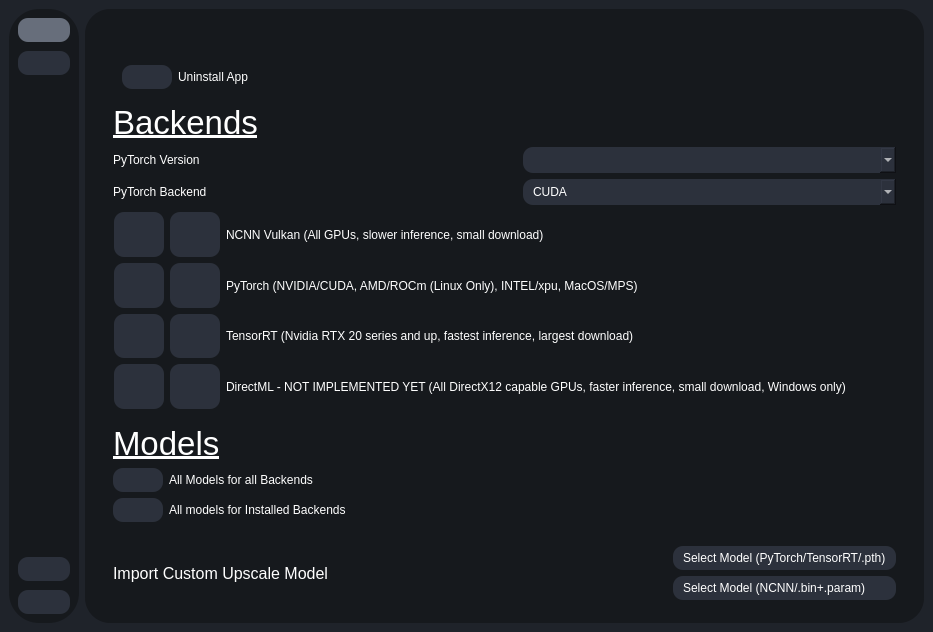
First picture: the form in testRVEInterface.ui, repository gokulmc/enhance_crop, before the edit.
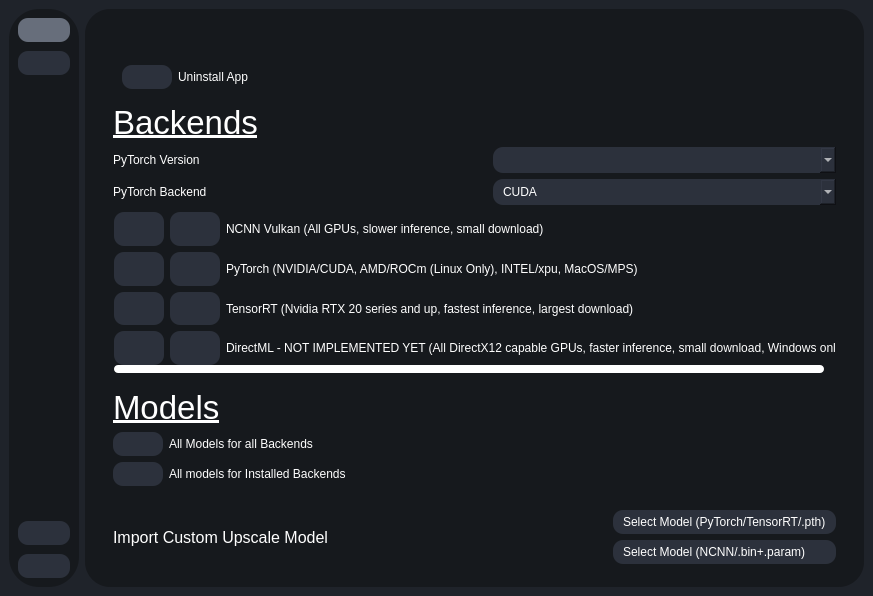
Second picture: the form after the edit. Icons and pictures are not drawn.

Patch:
```diff
--- a/testRVEInterface.ui
+++ b/testRVEInterface.ui
@@ -6,8 +6,8 @@
    <rect>
     <x>0</x>
     <y>0</y>
-    <width>933</width>
-    <height>632</height>
+    <width>0</width>
+    <height>0</height>
    </rect>
   </property>
   <property name="sizePolicy">
```
Left out of the diff: 267 changed lines with no effect on the pictures.
